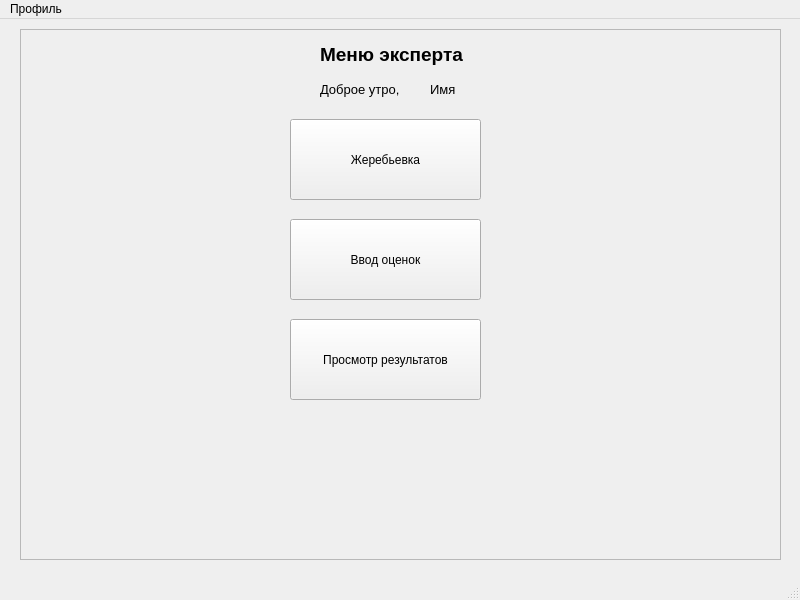
Qt form ui_files/ExpertWindowUi.ui (antons201/WorldSkills__CourseWork) before a commit.
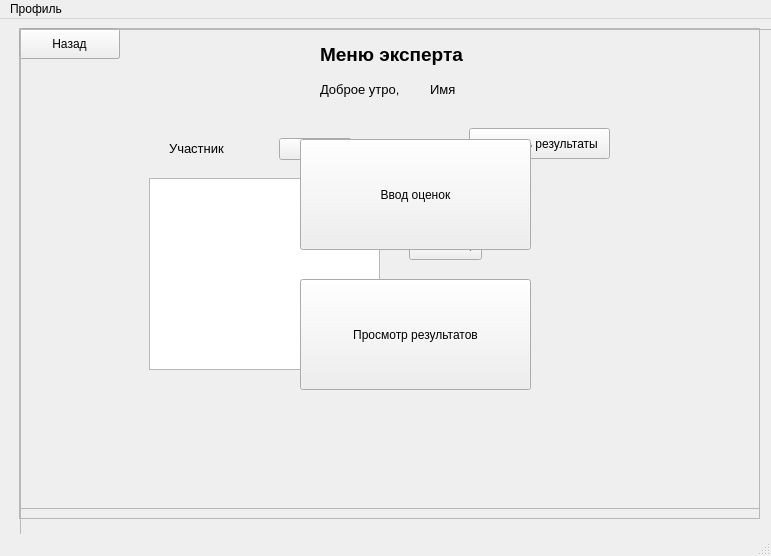
The same form after that commit.

What changed in the file:
```diff
--- a/ui_files/ExpertWindowUi.ui
+++ b/ui_files/ExpertWindowUi.ui
@@ -6,8 +6,8 @@
    <rect>
     <x>0</x>
     <y>0</y>
-    <width>800</width>
-    <height>600</height>
+    <width>771</width>
+    <height>556</height>
    </rect>
   </property>
   <property name="windowTitle">
@@ -34,7 +34,7 @@
       <rect>
        <x>300</x>
        <y>10</y>
-       <width>151</width>
+       <width>191</width>
        <height>31</height>
       </rect>
      </property>
@@ -85,26 +85,13 @@
       <string>Имя</string>
      </property>
     </widget>
-    <widget class="QPushButton" name="DrawButton">
-     <property name="geometry">
-      <rect>
-       <x>270</x>
-       <y>90</y>
-       <width>191</width>
-       <height>81</height>
-      </rect>
-     </property>
-     <property name="text">
-      <string>Жеребьевка</string>
-     </property>
-    </widget>
     <widget class="QPushButton" name="ResultsButton">
      <property name="geometry">
       <rect>
-       <x>270</x>
-       <y>290</y>
-       <width>191</width>
-       <height>81</height>
+       <x>280</x>
+       <y>250</y>
+       <width>231</width>
+       <height>111</height>
       </rect>
      </property>
      <property name="text">
@@ -114,10 +101,10 @@
     <widget class="QPushButton" name="EnterRatingsButton">
      <property name="geometry">
       <rect>
-       <x>270</x>
-       <y>190</y>
-       <width>191</width>
-       <height>81</height>
+       <x>280</x>
+       <y>110</y>
+       <width>231</width>
+       <height>111</height>
       </rect>
      </property>
      <property name="text">
@@ -125,14 +112,232 @@
      </property>
     </widget>
    </widget>
+   <widget class="QFrame" name="MarksFrame">
+    <property name="geometry">
+     <rect>
+      <x>19</x>
+      <y>9</y>
+      <width>741</width>
+      <height>491</height>
+     </rect>
+    </property>
+    <property name="frameShape">
+     <enum>QFrame::StyledPanel</enum>
+    </property>
+    <property name="frameShadow">
+     <enum>QFrame::Raised</enum>
+    </property>
+    <widget class="QComboBox" name="MCompetitorComboBox">
+     <property name="geometry">
+      <rect>
+       <x>390</x>
+       <y>130</y>
+       <width>73</width>
+       <height>22</height>
+      </rect>
+     </property>
+    </widget>
+    <widget class="QLabel" name="MCompetitorLabel">
+     <property name="geometry">
+      <rect>
+       <x>280</x>
+       <y>130</y>
+       <width>81</width>
+       <height>21</height>
+      </rect>
+     </property>
+     <property name="font">
+      <font>
+       <pointsize>10</pointsize>
+      </font>
+     </property>
+     <property name="text">
+      <string>Участник</string>
+     </property>
+     <property name="alignment">
+      <set>Qt::AlignRight|Qt::AlignTrailing|Qt::AlignVCenter</set>
+     </property>
+    </widget>
+    <widget class="QLabel" name="ModulLabel">
+     <property name="geometry">
+      <rect>
+       <x>280</x>
+       <y>170</y>
+       <width>81</width>
+       <height>21</height>
+      </rect>
+     </property>
+     <property name="font">
+      <font>
+       <pointsize>10</pointsize>
+      </font>
+     </property>
+     <property name="text">
+      <string>Модуль</string>
+     </property>
+     <property name="alignment">
+      <set>Qt::AlignRight|Qt::AlignTrailing|Qt::AlignVCenter</set>
+     </property>
+    </widget>
+    <widget class="QComboBox" name="ModulComboBox">
+     <property name="geometry">
+      <rect>
+       <x>390</x>
+       <y>170</y>
+       <width>73</width>
+       <height>22</height>
+      </rect>
+     </property>
+    </widget>
+    <widget class="QLabel" name="MarkLabel">
+     <property name="geometry">
+      <rect>
+       <x>280</x>
+       <y>210</y>
+       <width>81</width>
+       <height>21</height>
+      </rect>
+     </property>
+     <property name="font">
+      <font>
+       <pointsize>10</pointsize>
+      </font>
+     </property>
+     <property name="text">
+      <string>Оценка</string>
+     </property>
+     <property name="alignment">
+      <set>Qt::AlignRight|Qt::AlignTrailing|Qt::AlignVCenter</set>
+     </property>
+    </widget>
+    <widget class="QComboBox" name="MarkComboBox">
+     <property name="geometry">
+      <rect>
+       <x>390</x>
+       <y>210</y>
+       <width>73</width>
+       <height>22</height>
+      </rect>
+     </property>
+    </widget>
+    <widget class="QPushButton" name="PushButton">
+     <property name="geometry">
+      <rect>
+       <x>310</x>
+       <y>260</y>
+       <width>161</width>
+       <height>51</height>
+      </rect>
+     </property>
+     <property name="text">
+      <string>Добавить оценку</string>
+     </property>
+    </widget>
+    <widget class="QPushButton" name="MBackButton">
+     <property name="geometry">
+      <rect>
+       <x>0</x>
+       <y>0</y>
+       <width>101</width>
+       <height>31</height>
+      </rect>
+     </property>
+     <property name="text">
+      <string>Назад</string>
+     </property>
+    </widget>
+   </widget>
+   <widget class="QFrame" name="ResultsFrame">
+    <property name="geometry">
+     <rect>
+      <x>19</x>
+      <y>9</y>
+      <width>741</width>
+      <height>481</height>
+     </rect>
+    </property>
+    <property name="frameShape">
+     <enum>QFrame::StyledPanel</enum>
+    </property>
+    <property name="frameShadow">
+     <enum>QFrame::Raised</enum>
+    </property>
+    <widget class="QComboBox" name="CompetitorComboBox">
+     <property name="geometry">
+      <rect>
+       <x>260</x>
+       <y>110</y>
+       <width>73</width>
+       <height>22</height>
+      </rect>
+     </property>
+    </widget>
+    <widget class="QLabel" name="CompetitorLabel">
+     <property name="geometry">
+      <rect>
+       <x>150</x>
+       <y>110</y>
+       <width>91</width>
+       <height>21</height>
+      </rect>
+     </property>
+     <property name="font">
+      <font>
+       <pointsize>10</pointsize>
+      </font>
+     </property>
+     <property name="text">
+      <string>Участник</string>
+     </property>
+    </widget>
+    <widget class="QPushButton" name="SearchButton">
+     <property name="geometry">
+      <rect>
+       <x>450</x>
+       <y>100</y>
+       <width>141</width>
+       <height>31</height>
+      </rect>
+     </property>
+     <property name="text">
+      <string>Показать результаты</string>
+     </property>
+    </widget>
+    <widget class="QTableWidget" name="ResultsWidget">
+     <property name="geometry">
+      <rect>
+       <x>130</x>
+       <y>150</y>
+       <width>231</width>
+       <height>192</height>
+      </rect>
+     </property>
+    </widget>
+    <widget class="QPushButton" name="RBackButton">
+     <property name="geometry">
+      <rect>
+       <x>0</x>
+       <y>0</y>
+       <width>101</width>
+       <height>31</height>
+      </rect>
+     </property>
+     <property name="text">
+      <string>Назад</string>
+     </property>
+    </widget>
+   </widget>
+   <zorder>MarksFrame</zorder>
+   <zorder>ResultsFrame</zorder>
+   <zorder>MainFrame</zorder>
   </widget>
   <widget class="QMenuBar" name="menubar">
    <property name="geometry">
     <rect>
      <x>0</x>
      <y>0</y>
-     <width>800</width>
-     <height>30</height>
+     <width>771</width>
+     <height>26</height>
     </rect>
    </property>
    <widget class="QMenu" name="menu">
```
